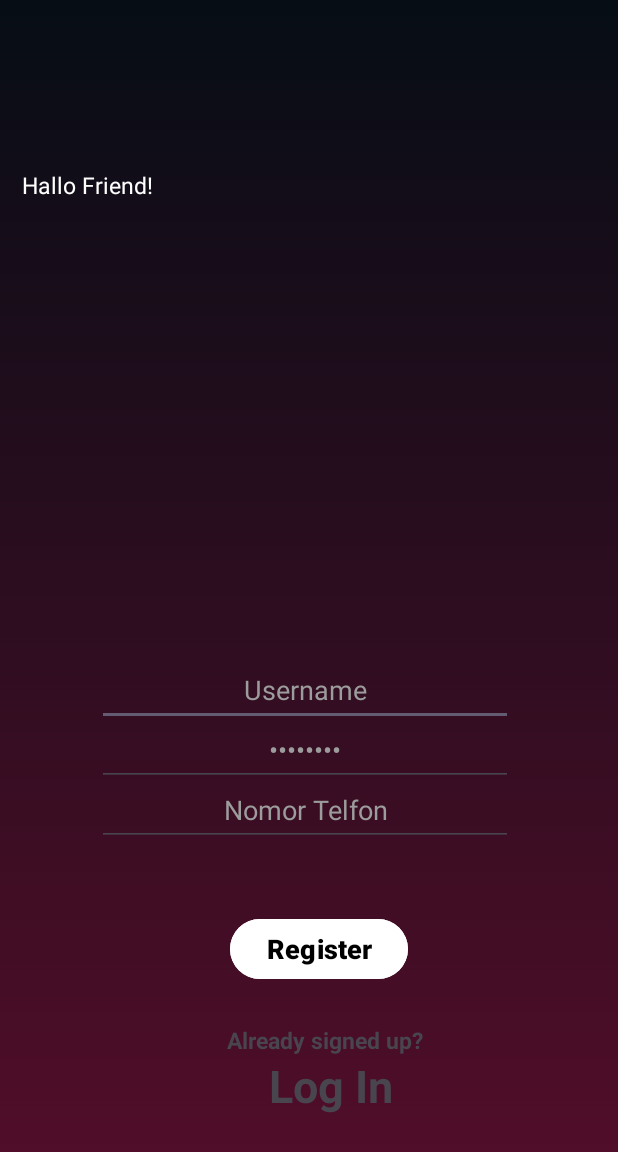
After one commit to ricarahmahidayatul/Mobilebuss, an Android app: the Register screen opened directly, with no data from a screen before it, on a phone screen of 412 x 824 dp. The commit adds this screen. Shown: the top 1152 px of the screen. Run offline under Robolectric (Android 15) with nearby library versions, the phone set to English and light mode, and no system bars.

Commit message:
login register

```diff
--- a/app/src/main/AndroidManifest.xml
+++ b/app/src/main/AndroidManifest.xml
@@ -13,6 +13,12 @@
         android:theme="@style/Theme.TravelBuss"
         tools:targetApi="31">
         <activity
+            android:name=".LoginActivity"
+            android:exported="false" />
+        <activity
+            android:name=".Register"
+            android:exported="false" />
+        <activity
             android:name=".MainActivity"
             android:exported="true">
             <intent-filter>
--- /dev/null
+++ b/app/src/main/java/com/example/travelbuss/Register.java
@@ -0,0 +1,14 @@
+package com.example.travelbuss;
+
+import androidx.appcompat.app.AppCompatActivity;
+
+import android.os.Bundle;
+
+public class Register extends AppCompatActivity {
+
+    @Override
+    protected void onCreate(Bundle savedInstanceState) {
+        super.onCreate(savedInstanceState);
+        setContentView(R.layout.activity_register);
+    }
+}
--- /dev/null
+++ b/app/src/main/res/drawable/ic_gradasibgawal.xml
@@ -0,0 +1,12 @@
+<?xml version="1.0" encoding="utf-8"?>
+<selector xmlns:android="http://schemas.android.com/apk/res/android">
+<item>
+    <shape>
+        <gradient
+            android:angle="90"
+            android:startColor="#560D2B"
+            android:endColor="#060D15"
+            android:type="linear"/>
+    </shape>
+</item>
+</selector>
--- a/app/src/main/res/layout/activity_main.xml
+++ b/app/src/main/res/layout/activity_main.xml
@@ -4,12 +4,13 @@
     xmlns:tools="http://schemas.android.com/tools"
     android:layout_width="match_parent"
     android:layout_height="match_parent"
-    tools:context=".MainActivity">
+    tools:context=".MainActivity"
+    android:background="@drawable/ic_gradasibgawal">
 
     <TextView
         android:layout_width="wrap_content"
         android:layout_height="wrap_content"
-        android:text="rica babiiiiiiiiiiiiiiiiiiiiiiiiiiiii"
+        android:text="rica babi"
         app:layout_constraintBottom_toBottomOf="parent"
         app:layout_constraintEnd_toEndOf="parent"
         app:layout_constraintStart_toStartOf="parent"
--- /dev/null
+++ b/app/src/main/res/layout/activity_register.xml
@@ -0,0 +1,109 @@
+<?xml version="1.0" encoding="utf-8"?>
+<RelativeLayout xmlns:android="http://schemas.android.com/apk/res/android"
+    xmlns:app="http://schemas.android.com/apk/res-auto"
+    xmlns:tools="http://schemas.android.com/tools"
+    android:layout_width="match_parent"
+    android:layout_height="match_parent"
+    tools:context=".Register"
+    android:background="@drawable/ic_gradasibgawal"
+    tools:ignore="ExtraText">
+
+
+    <TextView
+        android:id="@+id/textView2"
+        android:layout_width="wrap_content"
+        android:layout_height="wrap_content"
+        android:layout_alignParentEnd="true"
+        android:layout_alignParentBottom="true"
+        android:layout_marginEnd="310dp"
+        android:layout_marginBottom="690dp"
+        android:text="Hallo Friend!"
+        android:textColor="@color/white"
+        android:textSize="15dp"
+        tools:ignore="TextSizeCheck" />
+
+    <EditText
+        android:id="@+id/usernameRes"
+        android:layout_width="wrap_content"
+        android:layout_height="wrap_content"
+        android:layout_alignParentEnd="true"
+        android:layout_alignParentBottom="true"
+        android:layout_marginEnd="70dp"
+        android:layout_marginBottom="340dp"
+        android:ems="13"
+        android:inputType="text"
+        android:minHeight="48dp"
+        android:text="Username"
+        android:gravity="center"
+        android:textColor="@color/abutex" />
+
+    <EditText
+        android:id="@+id/passworRes"
+        android:layout_width="wrap_content"
+        android:layout_height="wrap_content"
+        android:layout_alignParentEnd="true"
+        android:layout_alignParentBottom="true"
+        android:layout_marginEnd="70dp"
+        android:layout_marginBottom="300dp"
+        android:ems="13"
+        android:inputType="numberPassword"
+        android:minHeight="48dp"
+        android:text="Password"
+        android:gravity="center"
+        android:textColor="@color/abutex" />
+
+    <EditText
+        android:id="@+id/nomortelefonRes"
+        android:layout_width="wrap_content"
+        android:layout_height="wrap_content"
+        android:layout_alignParentEnd="true"
+        android:layout_alignParentBottom="true"
+        android:layout_marginEnd="70dp"
+        android:layout_marginBottom="260dp"
+        android:ems="13"
+        android:inputType="phone"
+        android:minHeight="48dp"
+        android:text="Nomor Telfon"
+        android:gravity="center"
+        android:textColor="@color/abutex" />
+
+    <Button
+        android:id="@+id/button2"
+        android:layout_width="wrap_content"
+        android:layout_height="wrap_content"
+        android:layout_alignParentEnd="true"
+        android:layout_alignParentBottom="true"
+        android:layout_marginEnd="140dp"
+        android:layout_marginBottom="167dp"
+        android:backgroundTint="@color/white"
+        android:text="Register"
+        android:textColor="@color/black"
+        android:textStyle="bold"
+        android:textSize="18dp"/>
+
+    <TextView
+        android:id="@+id/textView1"
+        android:layout_width="wrap_content"
+        android:layout_height="wrap_content"
+        android:layout_alignParentEnd="true"
+        android:layout_alignParentBottom="true"
+        android:layout_marginEnd="130dp"
+        android:layout_marginBottom="120dp"
+        android:text="Already signed up?"
+        android:textSize="15dp"
+        android:textStyle="bold"
+        tools:ignore="TextSizeCheck" />
+
+    <TextView
+        android:id="@+id/tulisanlogin"
+        android:layout_width="wrap_content"
+        android:layout_height="wrap_content"
+        android:layout_alignParentEnd="true"
+        android:layout_alignParentBottom="true"
+        android:layout_marginEnd="150dp"
+        android:layout_marginBottom="80dp"
+        android:text="Log In"
+        android:textStyle="bold"
+        android:textSize="30dp"/>
+
+</RelativeLayout>
```
Also changed, not shown: app/src/main/java/com/example/travelbuss/LoginActivity.java (added, +14 -0 lines), app/src/main/res/drawable/ic_gradasibgbadan.xml (added, +12 -0 lines), app/src/main/res/drawable/rounded_button.xml (added, +13 -0 lines), app/src/main/res/layout/activity_login.xml (added, +94 -0 lines), app/src/main/res/values/colors.xml (+7 -0 lines).
